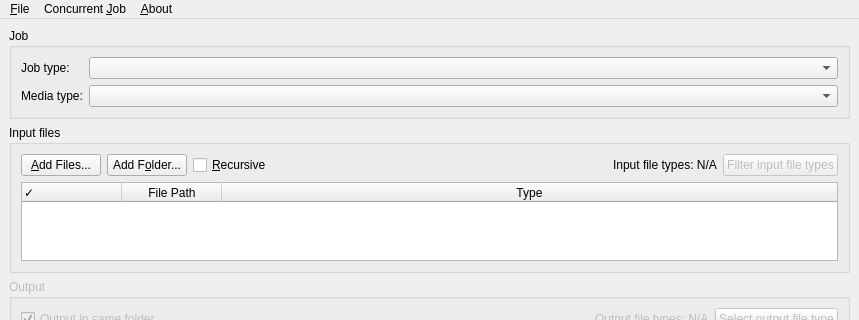
ozGarius/retro_converter_tool, file src/converter_tools/assets/qt/main_window.ui: the form before one commit; both pictures show x 0 to 859 and y 0 to 320 of the 859 by 688 pixel window.
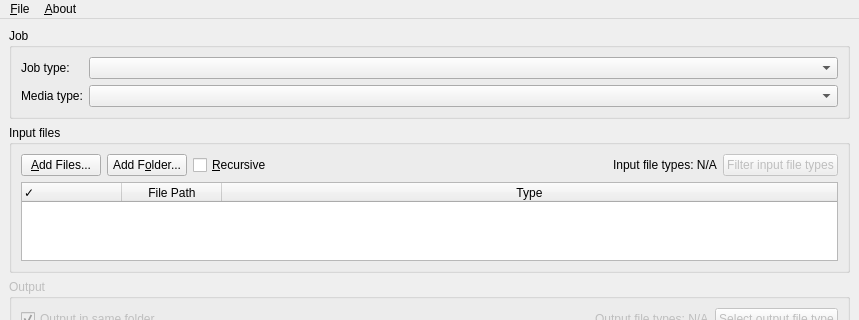
The form after the commit.

Commit message: Correctly fixed the gui to allow the M3U creation tool

Patch:
```diff
--- a/src/converter_tools/assets/qt/main_window.ui
+++ b/src/converter_tools/assets/qt/main_window.ui
@@ -503,18 +503,12 @@
     <addaction name="separator"/>
     <addaction name="actionExit"/>
    </widget>
-   <widget class="QMenu" name="menuJob">
-    <property name="title">
-     <string>Concurrent &amp;Job</string>
-    </property>
-   </widget>
    <widget class="QMenu" name="menuAbout">
     <property name="title">
      <string>&amp;About</string>
     </property>
    </widget>
    <addaction name="menuFile"/>
-   <addaction name="menuJob"/>
    <addaction name="menuAbout"/>
   </widget>
   <widget class="QStatusBar" name="statusbar"/>
```
The commit also changes 2 other files.
